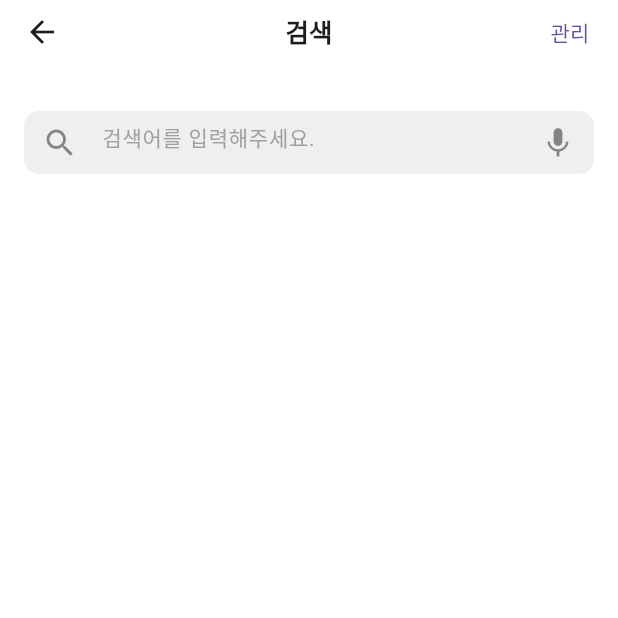
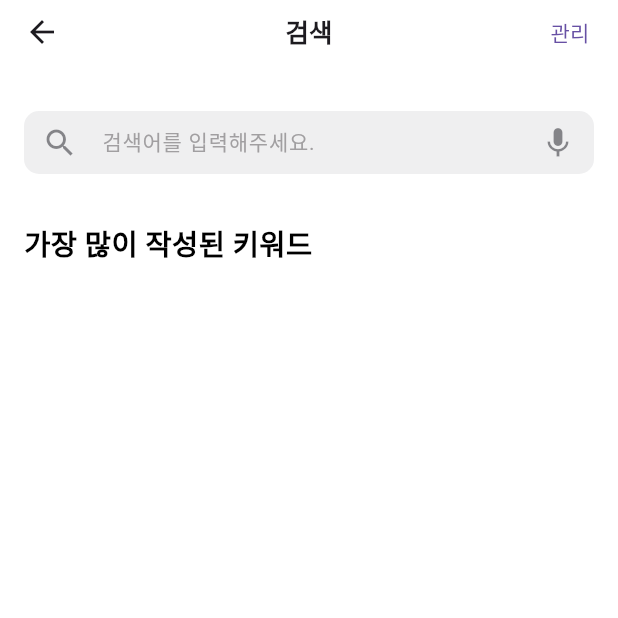
Before and after one commit to KU-GDSC-SCteam14/Moode, a Flutter app: the SearchKeyword screen opened directly, on a phone screen of 412 x 824 dp, the top half of it. Run offline on Flutter 3.47's test engine with Material 3 defaults, Android fonts, the phone set to English and light mode, and no system bars; our stand-ins replace firebase_core, firebase_messaging, flutter_local_notifications, shared_preferences, slider_button, sqflite and 1 more; accounts and stored records are empty; network calls fail; Roboto replaces fonts that are missing (Pretendard); project files that could hold a hidden picture were left out.

Commit message:
most keyword

```diff
--- a/FE/mind_care_fe-master/lib/component/search_keyword_pg1.dart
+++ b/FE/mind_care_fe-master/lib/component/search_keyword_pg1.dart
@@ -7,6 +7,7 @@ import 'package:mind_care/db.dart';
 //import 'package:mind_care/component/show_diary.dart';
 
 String searchText = '';
+Map<String, int> keywordUsageCount = {};
 
 // *******keywords 리스트 불러와주세요 ****************
 List<String> keywords = [];
@@ -28,8 +29,14 @@ class _SearchKeyword extends State<SearchKeyword> {
 
   Future<void> _loadAllKeywords() async {
     List<String> loadedKeywords = await DatabaseService.getAllKeywords();
+    Map<String, int> localKeywordUsageCount = {};
+    for (var keyword in loadedKeywords) {
+      List<int> ids = await DatabaseService.getDiaryIdsByKeyword(keyword);
+      localKeywordUsageCount[keyword] = ids.length;
+    }
     setState(() {
       keywords = loadedKeywords;
+      keywordUsageCount = localKeywordUsageCount;
     });
   }
 
@@ -47,8 +54,45 @@ class _SearchKeyword extends State<SearchKeyword> {
     );
   }
 
+  // 가장 많이 사용된 키워드 위젯을 만드는 메서드
+  Widget _buildTopKeywords(BuildContext context, List<String> topKeywords) {
+    return Wrap(
+      spacing: 8.0, // 가로 간격
+      runSpacing: 4.0, // 세로 간격
+      children: topKeywords.map((keyword) {
+        return GestureDetector(
+          onTap: () => cardClickEvent(context, keyword),
+          child: Container(
+            padding: const EdgeInsets.symmetric(vertical: 6, horizontal: 19),
+            margin: const EdgeInsets.only(bottom: 8), // 하단 여백 추가
+            decoration: BoxDecoration(
+              borderRadius: BorderRadius.circular(100),
+              color: const Color.fromRGBO(225, 226, 226, 0.8),
+            ),
+            child: Text(
+              keyword.length > 30 ? keyword.substring(0, 30) + '...' : keyword,
+              style: const TextStyle(
+                fontSize: 14,
+                fontWeight: FontWeight.w500,
+                color: Color(0xff007AFF),
+              ),
+            ),
+          ),
+        );
+      }).toList(),
+    );
+  }
+
   @override
   Widget build(BuildContext context) {
+    // Sort keywords based on their usage count
+    List<String> sortedKeywords = keywords;
+    sortedKeywords
+        .sort((a, b) => keywordUsageCount[b]!.compareTo(keywordUsageCount[a]!));
+
+    // Only take top 8 most used keywords
+    List<String> topKeywords = sortedKeywords.take(8).toList();
+
     return Scaffold(
       backgroundColor: Colors.white,
       appBar: PreferredSize(
@@ -106,6 +150,7 @@ class _SearchKeyword extends State<SearchKeyword> {
                 color: Colors.black,
               ),
               decoration: InputDecoration(
+                contentPadding: const EdgeInsets.only(top: 6.5),
                 prefixIcon: const Icon(
                   Icons.search,
                   color: Color.fromRGBO(60, 60, 67, 0.6),
@@ -137,7 +182,8 @@ class _SearchKeyword extends State<SearchKeyword> {
             height: 29,
           ),
           // 키워드 리스트 보여주기
-          Expanded(
+          searchText.isNotEmpty
+              ? Expanded(
                   child: ListView.builder(
                     // items 변수에 저장되어 있는 모든 값 출력
                     itemCount: keywords.length,
@@ -169,11 +215,13 @@ class _SearchKeyword extends State<SearchKeyword> {
                                     height: 29,
                                     decoration: BoxDecoration(
                                       borderRadius: BorderRadius.circular(100),
-                                color: const Color.fromRGBO(225, 226, 226, 0.8),
+                                      color: const Color.fromRGBO(
+                                          225, 226, 226, 0.8),
                                     ),
                                     child: Text(
                                       keywords[index].length > 30
-                                    ? keywords[index].substring(0, 30) + '...'
+                                          ? keywords[index].substring(0, 30) +
+                                              '...'
                                           : keywords[index],
                                       style: const TextStyle(
                                         fontSize: 14,
@@ -194,7 +242,35 @@ class _SearchKeyword extends State<SearchKeyword> {
                       }
                     },
                   ),
+                )
+              : SizedBox.shrink(),
+          searchText.isEmpty
+              ? Column(
+                  crossAxisAlignment: CrossAxisAlignment.start,
+                  children: [
+                    Padding(
+                      padding: const EdgeInsets.only(
+                          left: 16.0, right: 16.0, bottom: 15),
+                      child: Text(
+                        '가장 많이 작성된 키워드',
+                        style: TextStyle(
+                          fontSize: 19,
+                          fontWeight: FontWeight.bold,
+                          color: Colors.black,
                         ),
+                      ),
+                    ),
+                    Row(
+                      children: <Widget>[
+                        SizedBox(width: 14.0), // 왼쪽으로 이동시킬 너비
+                        Expanded(
+                          child: _buildTopKeywords(context, topKeywords),
+                        ),
+                      ],
+                    ),
+                  ],
+                )
+              : SizedBox.shrink(),
         ],
       ),
     );
```
Lines whose indentation alone changed are shown as unchanged.
